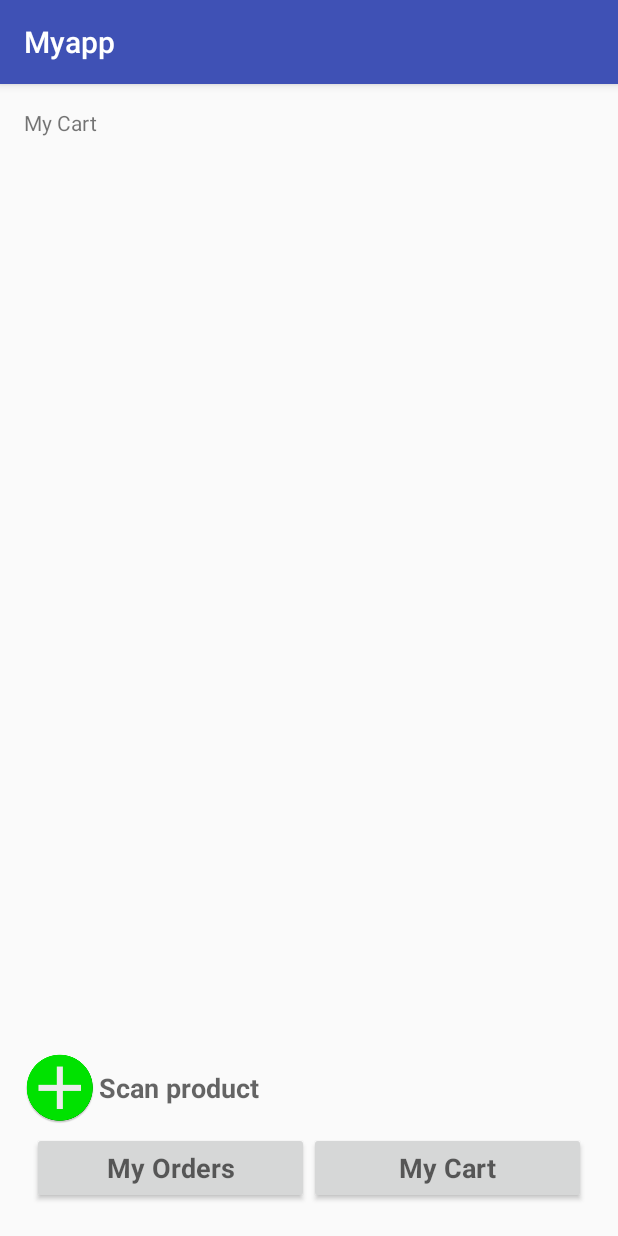
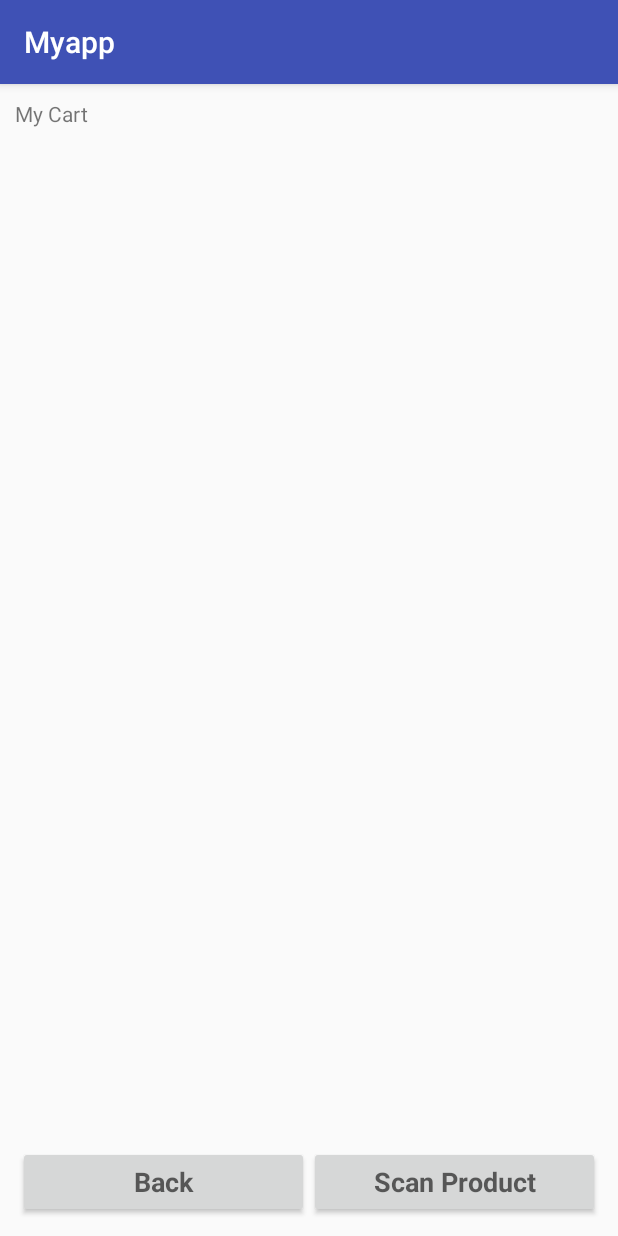
Before and after one commit to patilsan90/AppRepo, an Android app: the screen it shows after launch (MainActivity), after a tap on "My Cart", on a phone screen of 412 x 824 dp. Run offline under Robolectric (Android 15) with nearby library versions, the phone set to English and light mode, and no system bars.

Commit message:
home: Design change of home screen
Design change to home scree, MY_ORDERS is removed from
home screen, since it will not be required to users constantly.
Realigned scan_product and my_cart buttons.

Signed-off-by: Sandeep Patil <patil.san90@gmail.com>

```diff
--- a/Myapp/app/src/main/java/com/mall/logic/myapp/MainActivity.java
+++ b/Myapp/app/src/main/java/com/mall/logic/myapp/MainActivity.java
@@ -5,6 +5,7 @@ import android.app.FragmentTransaction;
 import android.support.v7.app.AppCompatActivity;
 import android.os.Bundle;
 import android.view.View;
+import android.widget.Button;
 
 import com.mall.logic.myapp.fragments.MyCart;
 import com.mall.logic.myapp.fragments.MyOrdersHistory;
@@ -14,9 +15,11 @@ import com.mall.logic.myapp.fragments.ScanProduct;
 public class MainActivity extends AppCompatActivity {
 
     public MyCart myCart;
-    public MyOrdersHistory myOrdersHistory;
     public ScanProduct scanProduct;
     public Offers offers;
+    private boolean isBack=false;
+    private Button showCartButton;
+
     @Override
     protected void onCreate(Bundle savedInstanceState) {
         super.onCreate(savedInstanceState);
@@ -25,7 +28,7 @@ public class MainActivity extends AppCompatActivity {
         FragmentManager fragmentManager = getFragmentManager();
         FragmentTransaction fragmentTransaction=fragmentManager.beginTransaction();
 
-        myOrdersHistory = new MyOrdersHistory();
+        showCartButton= (Button) findViewById(R.id.showCart);
         scanProduct = new ScanProduct();
         myCart = new MyCart();
         offers =new Offers();
@@ -43,26 +46,27 @@ public class MainActivity extends AppCompatActivity {
         fragmentTransaction.replace(R.id.home_fragment, scanProduct);
         fragmentTransaction.commit();
     }
-    public void showOrders(View view)
+
+   public void showMyCart(View view)
     {
-
         FragmentManager fragmentManager = getFragmentManager();
         FragmentTransaction fragmentTransaction=fragmentManager.beginTransaction();
 
-        fragmentTransaction.replace(R.id.home_fragment, myOrdersHistory);
+
+        if(isBack == false)
+        {
+            showCartButton.setText("Back");
+            fragmentTransaction.replace(R.id.home_fragment, myCart);
+            isBack = true;
+        }
+        else
+        {
+            showCartButton.setText("My Cart");
+            fragmentTransaction.replace(R.id.home_fragment, offers);
+            isBack = false;
+        }
+
         fragmentTransaction.commit();
-
-    }
-    public void showMyCart(View view)
-    {
-
-        FragmentManager fragmentManager = getFragmentManager();
-        FragmentTransaction fragmentTransaction=fragmentManager.beginTransaction();
-
-        fragmentTransaction.replace(R.id.home_fragment, myCart);
-        fragmentTransaction.commit();
-
     }
 
-
 }
--- a/Myapp/app/src/main/res/layout/activity_main.xml
+++ b/Myapp/app/src/main/res/layout/activity_main.xml
@@ -19,46 +19,23 @@
         />
 
     <LinearLayout
-        android:layout_width="wrap_content"
-        android:layout_height="wrap_content"
-        android:layout_alignParentBottom="true"
-        android:orientation="horizontal"
-        android:onClick="scanProduct">
-        <ImageButton
-            android:layout_width="wrap_content"
-            android:layout_height="wrap_content"
-            android:src="@mipmap/add_to_cart"
-            android:background="@android:color/transparent"
-            android:onClick="scanProduct"
-            />
-        <TextView
-            android:layout_width="wrap_content"
-            android:layout_height="wrap_content"
-            android:layout_margin="2dp"
-            android:textStyle="bold"
-            android:layout_gravity="center_vertical"
-            android:text="Scan product"
-            android:onClick="scanProduct"
-            android:textAppearance="?android:attr/textAppearanceMedium"
-            />
-    </LinearLayout>
-
-    <LinearLayout
         android:layout_width="match_parent"
         android:layout_height="wrap_content"
         android:layout_alignParentBottom="true"
-        android:padding="5dp"
+        android:padding="2dp"
         android:orientation="horizontal">
 
+
         <Button
+            android:id="@+id/showCart"
             android:layout_width="0dp"
             android:layout_height="wrap_content"
             android:layout_margin="@dimen/button_margin"
             android:layout_weight=".5"
-            android:text="My Orders"
+            android:text="My Cart"
             android:textStyle="bold"
             android:textAppearance="?android:attr/textAppearanceMedium"
-            android:onClick="showOrders"/>
+            android:onClick="showMyCart"/>
 
         <Button
             android:layout_width="0dp"
@@ -66,9 +43,9 @@
             android:layout_margin="@dimen/button_margin"
             android:layout_weight=".5"
             android:textStyle="bold"
-            android:text="My Cart"
+            android:text="Scan Product"
             android:textAppearance="?android:attr/textAppearanceMedium"
-            android:onClick="showMyCart"/>
+            android:onClick="scanProduct"/>
 
 
     </LinearLayout>
--- a/Myapp/app/src/main/res/layout/fragment_offers.xml
+++ b/Myapp/app/src/main/res/layout/fragment_offers.xml
@@ -2,6 +2,7 @@
     xmlns:tools="http://schemas.android.com/tools"
     android:layout_width="match_parent"
     android:layout_height="match_parent"
+    android:background="@color/colorAccent"
     tools:context="com.mall.logic.myapp.fragments.Offers">
 
     <!-- TODO: Update blank fragment layout -->
--- a/Myapp/app/src/main/res/values/dimens.xml
+++ b/Myapp/app/src/main/res/values/dimens.xml
@@ -1,7 +1,7 @@
 <resources>
     <!-- Default screen margins, per the Android Design guidelines. -->
-    <dimen name="activity_horizontal_margin">16dp</dimen>
-    <dimen name="activity_vertical_margin">16dp</dimen>
+    <dimen name="activity_horizontal_margin">10dp</dimen>
+    <dimen name="activity_vertical_margin">10dp</dimen>
     <dimen name="button_margin">0dp</dimen>
     <dimen name="text_margin">16dp</dimen>
 
```
